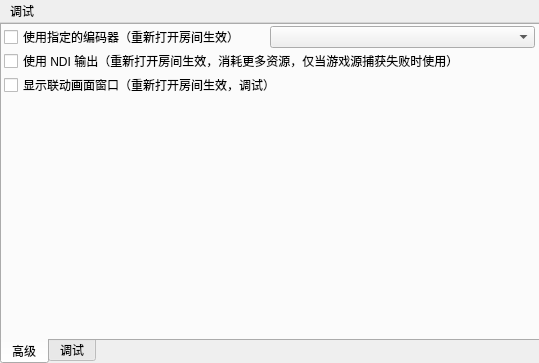
Above: ui/windows/settingwindow.ui from reitovo/vlink-client before the change. Below: the same form after it.
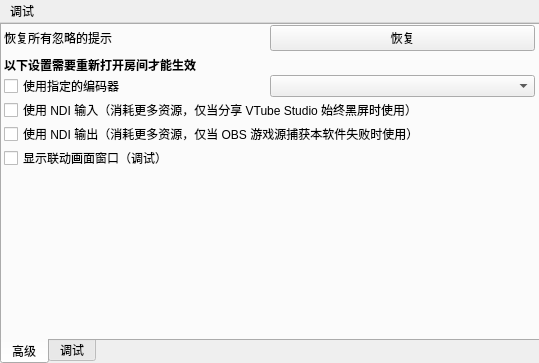
That is the form after the change.

```diff
--- a/ui/windows/settingwindow.ui
+++ b/ui/windows/settingwindow.ui
@@ -52,12 +52,58 @@
        <property name="spacing">
         <number>0</number>
        </property>
+       <item>
+        <layout class="QHBoxLayout" name="horizontalLayout_2">
+         <item>
+          <widget class="QLabel" name="label_2">
+           <property name="text">
+            <string>恢复所有忽略的提示</string>
+           </property>
+          </widget>
+         </item>
+         <item>
+          <widget class="QPushButton" name="restoreIgnored">
+           <property name="text">
+            <string>恢复</string>
+           </property>
+          </widget>
+         </item>
+        </layout>
+       </item>
+       <item>
+        <spacer name="verticalSpacer_2">
+         <property name="orientation">
+          <enum>Qt::Vertical</enum>
+         </property>
+         <property name="sizeType">
+          <enum>QSizePolicy::Fixed</enum>
+         </property>
+         <property name="sizeHint" stdset="0">
+          <size>
+           <width>20</width>
+           <height>5</height>
+          </size>
+         </property>
+        </spacer>
+       </item>
+       <item>
+        <widget class="QLabel" name="label">
+         <property name="font">
+          <font>
+           <bold>true</bold>
+          </font>
+         </property>
+         <property name="text">
+          <string>以下设置需要重新打开房间才能生效</string>
+         </property>
+        </widget>
+       </item>
        <item>
         <layout class="QHBoxLayout" name="horizontalLayout">
          <item>
           <widget class="QCheckBox" name="shouldForceEncoder">
            <property name="text">
-            <string>使用指定的编码器（重新打开房间生效）</string>
+            <string>使用指定的编码器</string>
            </property>
           </widget>
          </item>
@@ -66,17 +112,24 @@
          </item>
         </layout>
        </item>
+       <item>
+        <widget class="QCheckBox" name="useNdiReceiver">
+         <property name="text">
+          <string>使用 NDI 输入（消耗更多资源，仅当分享 VTube Studio 始终黑屏时使用）</string>
+         </property>
+        </widget>
+       </item>
        <item>
         <widget class="QCheckBox" name="useNdiSender">
          <property name="text">
-          <string>使用 NDI 输出（重新打开房间生效，消耗更多资源，仅当游戏源捕获失败时使用）</string>
+          <string>使用 NDI 输出（消耗更多资源，仅当 OBS 游戏源捕获本软件失败时使用）</string>
          </property>
         </widget>
        </item>
        <item>
         <widget class="QCheckBox" name="showDxgiWindow">
          <property name="text">
-          <string>显示联动画面窗口（重新打开房间生效，调试）</string>
+          <string>显示联动画面窗口（调试）</string>
          </property>
         </widget>
        </item>
```
